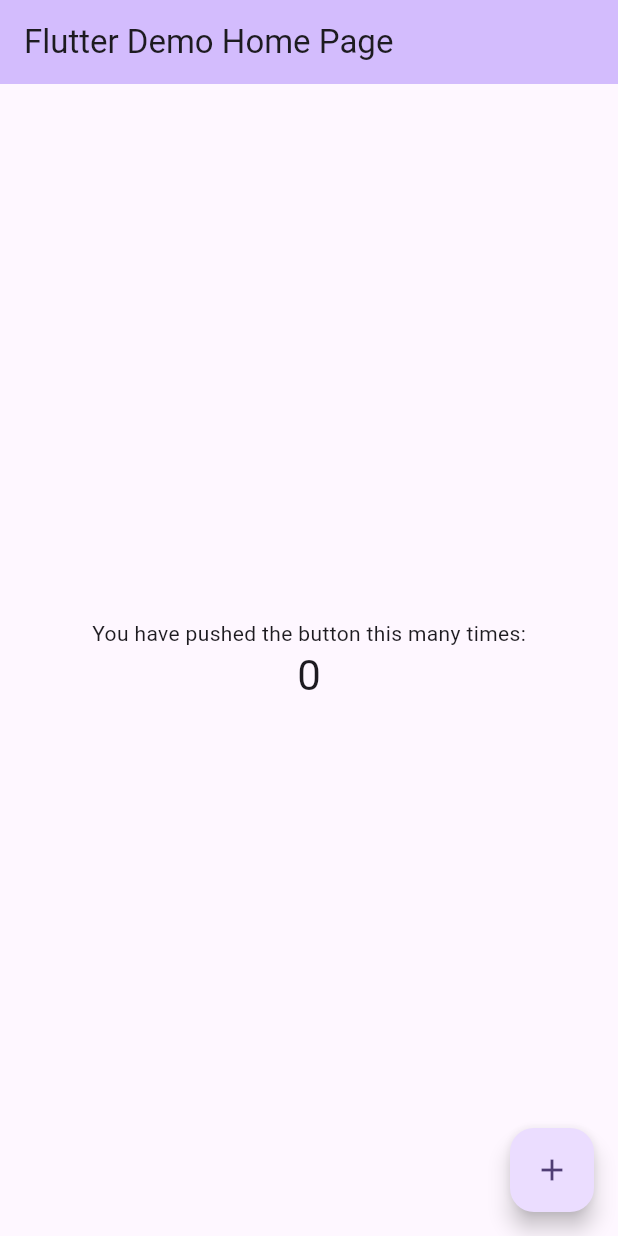
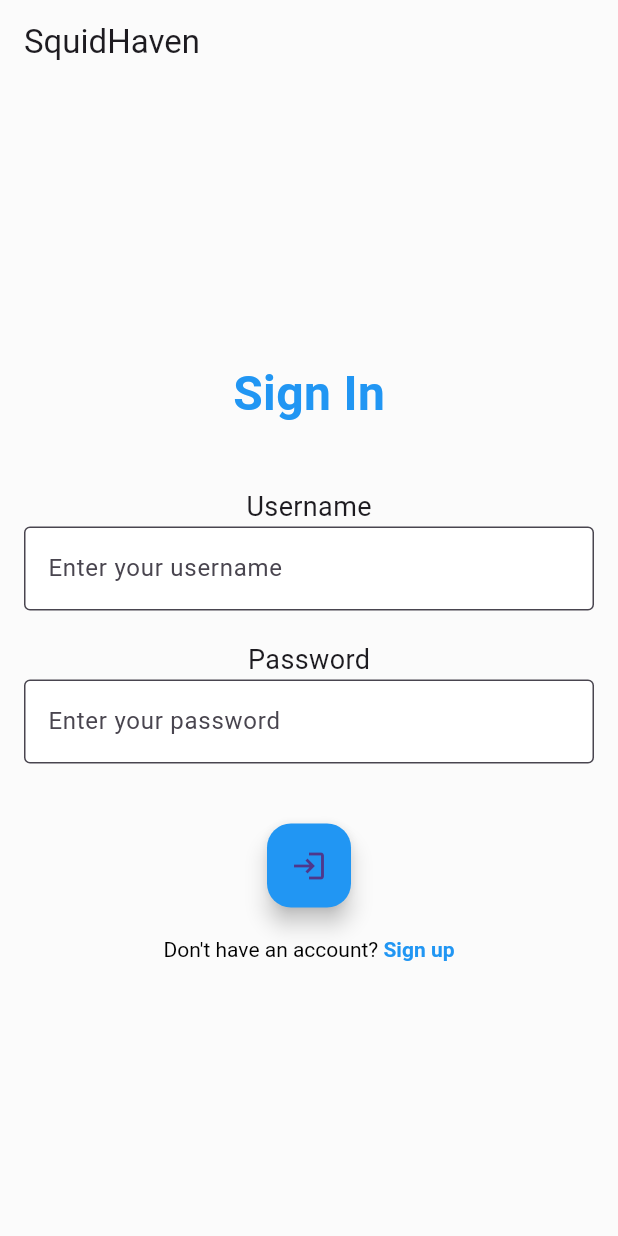
Before and after one commit to ashensn0w/SquidHaven, a Flutter app: the screen it shows after launch, on a phone screen of 412 x 824 dp. Run offline on Flutter 3.47's test engine with Material 3 defaults, Android fonts, the phone set to English and light mode, and no system bars.

Commit message:
frontend done (design to fix)

```diff
--- a/squid_haven/lib/main.dart
+++ b/squid_haven/lib/main.dart
@@ -1,125 +1,19 @@
 import 'package:flutter/material.dart';
+import 'signin.dart';
 
 void main() {
-  runApp(const MyApp());
+  runApp(const SquidHaven());
 }
 
-class MyApp extends StatelessWidget {
-  const MyApp({super.key});
+class SquidHaven extends StatelessWidget {
+  const SquidHaven({super.key});
 
-  // This widget is the root of your application.
   @override
   Widget build(BuildContext context) {
-    return MaterialApp(
-      title: 'Flutter Demo',
-      theme: ThemeData(
-        // This is the theme of your application.
-        //
-        // TRY THIS: Try running your application with "flutter run". You'll see
-        // the application has a purple toolbar. Then, without quitting the app,
-        // try changing the seedColor in the colorScheme below to Colors.green
-        // and then invoke "hot reload" (save your changes or press the "hot
-        // reload" button in a Flutter-supported IDE, or press "r" if you used
-        // the command line to start the app).
-        //
-        // Notice that the counter didn't reset back to zero; the application
-        // state is not lost during the reload. To reset the state, use hot
-        // restart instead.
-        //
-        // This works for code too, not just values: Most code changes can be
-        // tested with just a hot reload.
-        colorScheme: ColorScheme.fromSeed(seedColor: Colors.deepPurple),
-        useMaterial3: true,
-      ),
-      home: const MyHomePage(title: 'Flutter Demo Home Page'),
+    return const MaterialApp(
+      title: 'SquidHaven',
+      home: SignInPage(),
+      debugShowCheckedModeBanner: false,
     );
   }
 }
-
-class MyHomePage extends StatefulWidget {
-  const MyHomePage({super.key, required this.title});
-
-  // This widget is the home page of your application. It is stateful, meaning
-  // that it has a State object (defined below) that contains fields that affect
-  // how it looks.
-
-  // This class is the configuration for the state. It holds the values (in this
-  // case the title) provided by the parent (in this case the App widget) and
-  // used by the build method of the State. Fields in a Widget subclass are
-  // always marked "final".
-
-  final String title;
-
-  @override
-  State<MyHomePage> createState() => _MyHomePageState();
-}
-
-class _MyHomePageState extends State<MyHomePage> {
-  int _counter = 0;
-
-  void _incrementCounter() {
-    setState(() {
-      // This call to setState tells the Flutter framework that something has
-      // changed in this State, which causes it to rerun the build method below
-      // so that the display can reflect the updated values. If we changed
-      // _counter without calling setState(), then the build method would not be
-      // called again, and so nothing would appear to happen.
-      _counter++;
-    });
-  }
-
-  @override
-  Widget build(BuildContext context) {
-    // This method is rerun every time setState is called, for instance as done
-    // by the _incrementCounter method above.
-    //
-    // The Flutter framework has been optimized to make rerunning build methods
-    // fast, so that you can just rebuild anything that needs updating rather
-    // than having to individually change instances of widgets.
-    return Scaffold(
-      appBar: AppBar(
-        // TRY THIS: Try changing the color here to a specific color (to
-        // Colors.amber, perhaps?) and trigger a hot reload to see the AppBar
-        // change color while the other colors stay the same.
-        backgroundColor: Theme.of(context).colorScheme.inversePrimary,
-        // Here we take the value from the MyHomePage object that was created by
-        // the App.build method, and use it to set our appbar title.
-        title: Text(widget.title),
-      ),
-      body: Center(
-        // Center is a layout widget. It takes a single child and positions it
-        // in the middle of the parent.
-        child: Column(
-          // Column is also a layout widget. It takes a list of children and
-          // arranges them vertically. By default, it sizes itself to fit its
-          // children horizontally, and tries to be as tall as its parent.
-          //
-          // Column has various properties to control how it sizes itself and
-          // how it positions its children. Here we use mainAxisAlignment to
-          // center the children vertically; the main axis here is the vertical
-          // axis because Columns are vertical (the cross axis would be
-          // horizontal).
-          //
-          // TRY THIS: Invoke "debug painting" (choose the "Toggle Debug Paint"
-          // action in the IDE, or press "p" in the console), to see the
-          // wireframe for each widget.
-          mainAxisAlignment: MainAxisAlignment.center,
-          children: <Widget>[
-            const Text(
-              'You have pushed the button this many times:',
-            ),
-            Text(
-              '$_counter',
-              style: Theme.of(context).textTheme.headlineMedium,
-            ),
-          ],
-        ),
-      ),
-      floatingActionButton: FloatingActionButton(
-        onPressed: _incrementCounter,
-        tooltip: 'Increment',
-        child: const Icon(Icons.add),
-      ), // This trailing comma makes auto-formatting nicer for build methods.
-    );
-  }
-}
--- /dev/null
+++ b/squid_haven/lib/signin.dart
@@ -0,0 +1,111 @@
+import 'package:flutter/gestures.dart';
+import 'package:flutter/material.dart';
+import 'signup.dart';
+import 'home.dart';
+
+class SignInPage extends StatelessWidget {
+  const SignInPage({super.key});
+
+  @override
+  Widget build(BuildContext context) {
+    return Scaffold(
+      backgroundColor: const Color(0xFFFBFBFB), // Set background color to #F1F0E8
+      appBar: AppBar(
+        title: const Text('SquidHaven'),
+        backgroundColor: const Color(0xFFFBFBFB),
+        automaticallyImplyLeading: false,
+      ),
+      body: Center(
+        child: Padding(
+          padding: const EdgeInsets.all(16.0),
+          child: Column(
+            mainAxisAlignment: MainAxisAlignment.center,
+            crossAxisAlignment: CrossAxisAlignment.center,
+            children: <Widget>[
+              // Heading Text
+              const Text(
+                'Sign In',
+                style: TextStyle(
+                  fontSize: 32,
+                  fontWeight: FontWeight.bold,
+                  color: Colors.blue,
+                ),
+              ),
+              const SizedBox(height: 40), // Space between the heading and input fields
+
+              // Username Text and Field
+              const Text(
+                'Username',
+                style: TextStyle(fontSize: 18),
+              ),
+              const TextField(
+                decoration: InputDecoration(
+                  hintText: 'Enter your username',
+                  border: OutlineInputBorder(),
+                  filled: true,
+                  fillColor: Colors.white,
+                ),
+              ),
+              const SizedBox(height: 20), // Space between username and password fields
+
+              // Password Text and Field
+              const Text(
+                'Password',
+                style: TextStyle(fontSize: 18),
+              ),
+              const TextField(
+                obscureText: true,
+                decoration: InputDecoration(
+                  hintText: 'Enter your password',
+                  border: OutlineInputBorder(),
+                  filled: true,
+                  fillColor: Colors.white,
+                ),
+              ),
+              const SizedBox(height: 40), // Space between password field and sign-in button
+
+              // Sign In Floating Button
+              FloatingActionButton(
+                onPressed: () {
+                  // Navigate to the SignUpPage
+                  Navigator.push(
+                    context,
+                    MaterialPageRoute(builder: (context) => const HomePage(username: 'ashensn0w')),
+                  );
+                },
+                backgroundColor: Colors.blue,
+                child: const Icon(Icons.login),
+              ),
+              const SizedBox(height: 20), // Space between the button and sign-up text
+
+              // Don't have an account? Sign up text button
+              RichText(
+                text: TextSpan(
+                  text: "Don't have an account? ",
+                  style: const TextStyle(color: Colors.black), // Regular text style
+                  children: [
+                    TextSpan(
+                      text: "Sign up",
+                      style: const TextStyle(
+                          color: Colors.blue,
+                          fontWeight: FontWeight.bold
+                      ),
+                      recognizer: TapGestureRecognizer()
+                        ..onTap = () {
+                          // Navigate to the SignUpPage
+                          Navigator.push(
+                            context,
+                            MaterialPageRoute(builder: (context) => const SignUpPage()),
+                          );
+                        },
+                    ),
+                  ],
+                ),
+              ),
+            ],
+          ),
+        ),
+      ),
+    );
+  }
+}
```
Also changed, not shown: squid_haven/lib/home.dart (added, +267 -0 lines), squid_haven/lib/signup.dart (added, +138 -0 lines).
